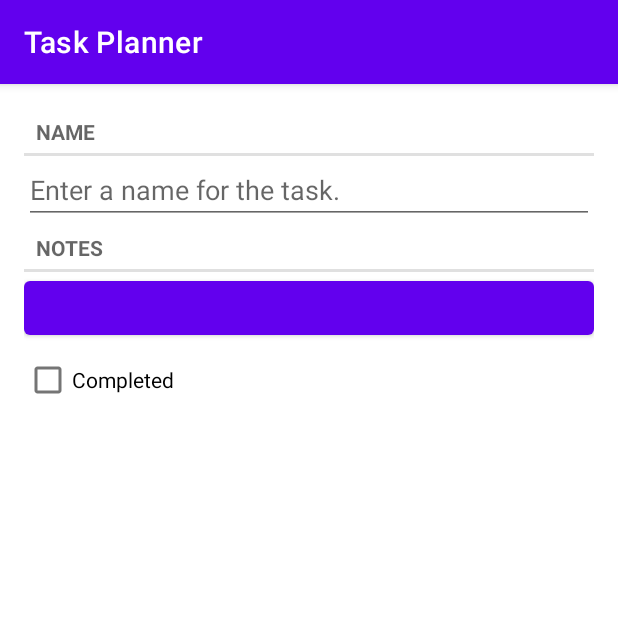
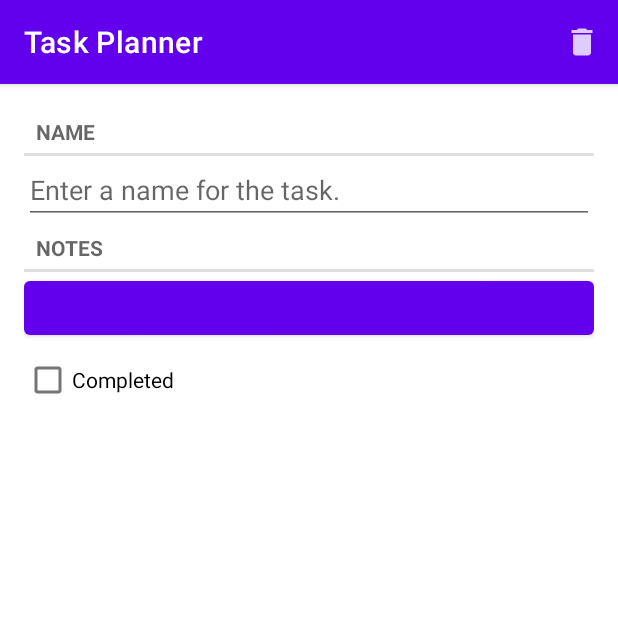
Before and after one commit to jasonn66/CS455-project, an Android app: the screen it shows after launch (MainActivity), after a tap on "New Task", on a phone screen of 412 x 824 dp, the top half of it. Run offline under Robolectric (Android 15) with nearby library versions, the phone set to English and light mode, and no system bars; our stand-ins replace Room's generated code; 2 statements that could not run were skipped.

Commit message:
Created app bar menu item "Delete Task" in the TaskFragment, and added DeleteTask function to the database

```diff
--- a/app/src/main/java/com/example/taskplanner/MainActivity.kt
+++ b/app/src/main/java/com/example/taskplanner/MainActivity.kt
@@ -7,7 +7,7 @@ import java.util.*
 
 private const val TAG = "MainActivity"
 
-class MainActivity : AppCompatActivity(), DailyTasksFragment.Callbacks {
+class MainActivity : AppCompatActivity(), DailyTasksFragment.Callbacks, TaskFragment.Callbacks {
     override fun onCreate(savedInstanceState: Bundle?) {
         super.onCreate(savedInstanceState)
         setContentView(R.layout.activity_main)
@@ -31,4 +31,12 @@ class MainActivity : AppCompatActivity(), DailyTasksFragment.Callbacks {
             .addToBackStack(null)
             .commit()
     }
+
+    override fun onTaskDeleted() {
+        val fragment = DailyTasksFragment.newInstance()
+        supportFragmentManager
+                .beginTransaction()
+                .replace(R.id.fragment_container, fragment)
+                .commit()
+    }
 }
--- a/app/src/main/java/com/example/taskplanner/TaskDetailViewModel.kt
+++ b/app/src/main/java/com/example/taskplanner/TaskDetailViewModel.kt
@@ -23,4 +23,8 @@ class TaskDetailViewModel() : ViewModel() {
     fun saveTask(task: Task) {
         taskRepository.updateTask(task)
     }
+
+    fun deleteTask(task: Task) {
+        taskRepository.deleteTask(task)
+    }
 }
--- a/app/src/main/java/com/example/taskplanner/TaskFragment.kt
+++ b/app/src/main/java/com/example/taskplanner/TaskFragment.kt
@@ -1,18 +1,20 @@
 package com.example.taskplanner
 
+import android.app.AlertDialog
+import android.content.Context
 import android.os.Bundle
 import android.text.Editable
 import android.text.TextWatcher
 import android.util.Log
-import android.view.LayoutInflater
-import android.view.View
-import android.view.ViewGroup
+import android.view.*
 import android.widget.Button
 import android.widget.CheckBox
 import android.widget.EditText
+import android.widget.Toast
 import androidx.fragment.app.Fragment
 import androidx.lifecycle.ViewModelProviders
 import androidx.lifecycle.Observer
+import androidx.navigation.fragment.findNavController
 import java.text.DateFormat
 import java.util.*
 
@@ -24,6 +26,13 @@ private const val REQUEST_DATE = 0
 @Suppress("DEPRECATION")
 class TaskFragment : Fragment(), DatePickerFragment.Callbacks {
 
+    interface Callbacks {
+
+        fun onTaskDeleted()
+    }
+
+    private var callbacks: Callbacks? = null
+
     private lateinit var task: Task
     private lateinit var nameField: EditText
     private lateinit var dateButton: Button
@@ -33,9 +42,16 @@ class TaskFragment : Fragment(), DatePickerFragment.Callbacks {
         ViewModelProviders.of(this).get(TaskDetailViewModel::class.java)
     }
 
+    override fun onAttach(context: Context) {
+
+        super.onAttach(context)
+        callbacks = context as Callbacks?
+    }
+
     override fun onCreate(savedInstanceState: Bundle?)
     {
         super.onCreate(savedInstanceState)
+        setHasOptionsMenu(true)
         task = Task()
         val taskId: UUID = arguments?.getSerializable(ARG_TASK_ID) as UUID
         taskDetailViewModel.loadTask(taskId)
@@ -64,6 +80,12 @@ class TaskFragment : Fragment(), DatePickerFragment.Callbacks {
                     updateUI()
                 }
             })
+    }
+
+    override fun onDetach() {
+
+        super.onDetach()
+        callbacks = null
     }
 
     override fun onStart()
@@ -120,9 +142,37 @@ class TaskFragment : Fragment(), DatePickerFragment.Callbacks {
         taskDetailViewModel.saveTask(task)
     }
 
+    override fun onCreateOptionsMenu(menu: Menu, inflater: MenuInflater) {
+        super.onCreateOptionsMenu(menu, inflater)
+        inflater.inflate(R.menu.fragment_task, menu)
+    }
+
+    override fun onOptionsItemSelected(item: MenuItem): Boolean {
+        if(item.itemId == R.id.delete_task) {
+            deleteTask()
+        }
+        return super.onOptionsItemSelected(item)
+    }
+
     override fun onDateSelected(date: Date) {
         task.date = date
         updateUI()
+    }
+
+    private fun deleteTask() {
+        val builder = AlertDialog.Builder(requireContext())
+        builder.setPositiveButton("Yes") { _, _ ->
+            taskDetailViewModel.deleteTask(task)
+            Toast.makeText(
+                    requireContext(),
+                    "Successfully deleted ${task.name}",
+                    Toast.LENGTH_SHORT).show()
+            callbacks?.onTaskDeleted()
+        }
+        builder.setNegativeButton("No") {_, _ -> }
+        builder.setTitle("Delete ${task.name}?")
+        builder.setMessage("Are you sure you want to delete this task?")
+        builder.create().show()
     }
 
     private fun updateUI() {
--- a/app/src/main/java/com/example/taskplanner/TaskRepository.kt
+++ b/app/src/main/java/com/example/taskplanner/TaskRepository.kt
@@ -40,6 +40,12 @@ class TaskRepository private constructor(context: Context) {
         }
     }
 
+    fun deleteTask(task: Task) {
+        executor.execute {
+            taskDao.deleteTask(task)
+        }
+    }
+
     companion object {
 
         private var INSTANCE: TaskRepository? = null
--- a/app/src/main/java/com/example/taskplanner/database/TaskDao.kt
+++ b/app/src/main/java/com/example/taskplanner/database/TaskDao.kt
@@ -1,10 +1,7 @@
 package com.example.taskplanner.database
 
 import androidx.lifecycle.LiveData
-import androidx.room.Dao
-import androidx.room.Insert
-import androidx.room.Query
-import androidx.room.Update
+import androidx.room.*
 import com.example.taskplanner.Task
 import java.util.*
 
@@ -25,4 +22,7 @@ interface TaskDao {
 
     @Insert
     fun addTask(task: Task)
+
+    @Delete
+    fun deleteTask(task: Task)
 }
--- /dev/null
+++ b/app/src/main/res/drawable-anydpi/ic_menu_delete.xml
@@ -0,0 +1,11 @@
+<vector xmlns:android="http://schemas.android.com/apk/res/android"
+    android:width="24dp"
+    android:height="24dp"
+    android:viewportWidth="24"
+    android:viewportHeight="24"
+    android:tint="#FFFFFF"
+    android:alpha="0.8">
+  <path
+      android:fillColor="@android:color/white"
+      android:pathData="M6,19c0,1.1 0.9,2 2,2h8c1.1,0 2,-0.9 2,-2V7H6v12zM19,4h-3.5l-1,-1h-5l-1,1H5v2h14V4z"/>
+</vector>
--- /dev/null
+++ b/app/src/main/res/menu/fragment_task.xml
@@ -0,0 +1,9 @@
+<?xml version="1.0" encoding="utf-8"?>
+<menu xmlns:android="http://schemas.android.com/apk/res/android"
+    xmlns:app="http://schemas.android.com/apk/res-auto">
+    <item
+        android:id="@+id/delete_task"
+        android:icon="@drawable/ic_menu_delete"
+        android:title="@string/delete_task"
+        app:showAsAction="ifRoom|withText"/>
+</menu>
--- a/app/src/main/res/values/strings.xml
+++ b/app/src/main/res/values/strings.xml
@@ -5,4 +5,5 @@
     <string name="task_notes_label">Notes</string>
     <string name="task_completed_label">Completed</string>
     <string name="new_task">New Task</string>
+    <string name="delete_task">Delete Task</string>
 </resources>
```
Also changed, not shown: app/src/main/res/drawable-hdpi/ic_menu_delete.png (added), app/src/main/res/drawable-mdpi/ic_menu_delete.png (added), app/src/main/res/drawable-xhdpi/ic_menu_delete.png (added), app/src/main/res/drawable-xxhdpi/ic_menu_delete.png (added).
